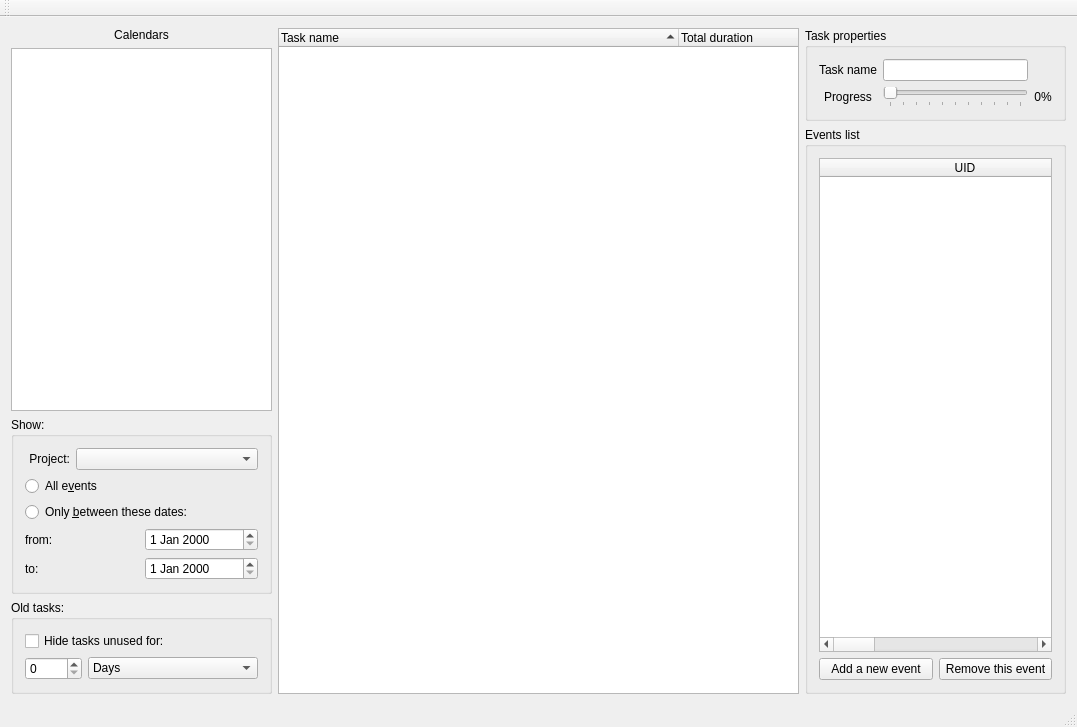
pyridiss/Sablier, file mainwindow.ui: the form before one commit.
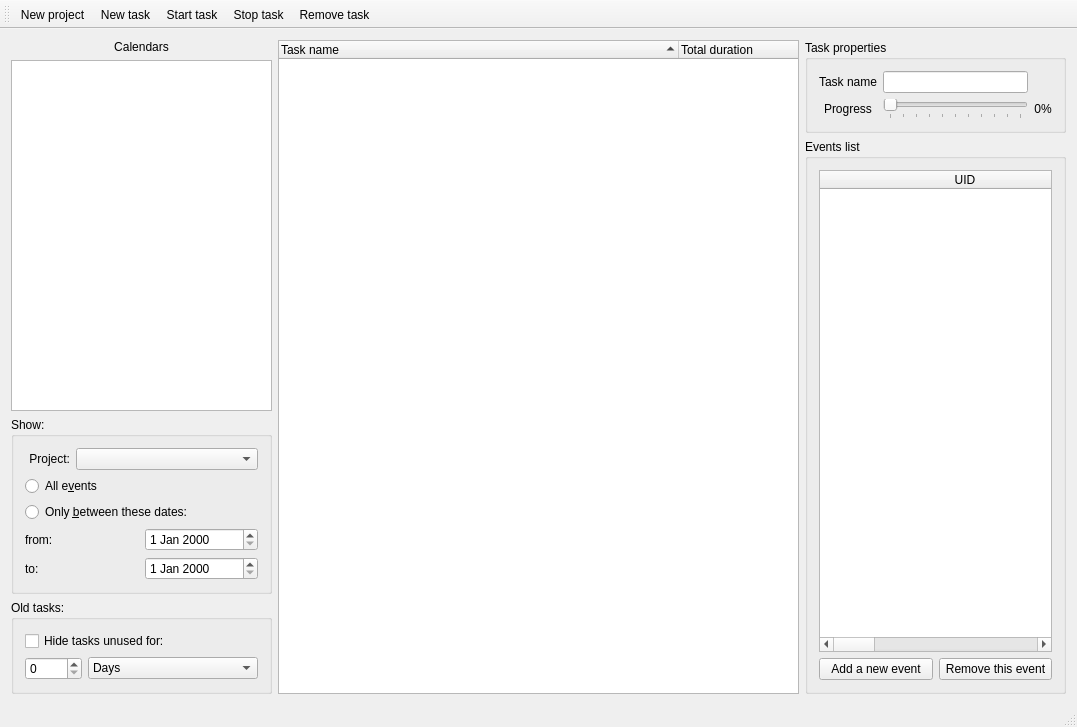
The form after the commit. Icons and pictures are not drawn.

Commit message: Design MainToolBar.

```diff
--- a/mainwindow.ui
+++ b/mainwindow.ui
@@ -311,14 +311,62 @@
    </property>
   </widget>
   <widget class="QToolBar" name="mainToolBar">
+   <property name="toolButtonStyle">
+    <enum>Qt::ToolButtonTextBesideIcon</enum>
+   </property>
    <attribute name="toolBarArea">
     <enum>TopToolBarArea</enum>
    </attribute>
    <attribute name="toolBarBreak">
     <bool>false</bool>
    </attribute>
+   <addaction name="actionNewProject"/>
+   <addaction name="actionNewTask"/>
+   <addaction name="actionStartTask"/>
+   <addaction name="actionStopTask"/>
+   <addaction name="actionRemoveTask"/>
   </widget>
   <widget class="QStatusBar" name="statusBar"/>
+  <action name="actionNewProject">
+   <property name="icon">
+    <iconset theme="document-new"/>
+   </property>
+   <property name="text">
+    <string>New project</string>
+   </property>
+  </action>
+  <action name="actionNewTask">
+   <property name="icon">
+    <iconset theme="go-next-view-page"/>
+   </property>
+   <property name="text">
+    <string>New task</string>
+   </property>
+  </action>
+  <action name="actionStartTask">
+   <property name="icon">
+    <iconset theme="media-playback-start"/>
+   </property>
+   <property name="text">
+    <string>Start task</string>
+   </property>
+  </action>
+  <action name="actionStopTask">
+   <property name="icon">
+    <iconset theme="media-playback-stop"/>
+   </property>
+   <property name="text">
+    <string>Stop task</string>
+   </property>
+  </action>
+  <action name="actionRemoveTask">
+   <property name="icon">
+    <iconset theme="edit-delete"/>
+   </property>
+   <property name="text">
+    <string>Remove task</string>
+   </property>
+  </action>
  </widget>
  <layoutdefault spacing="6" margin="11"/>
  <resources/>
```
